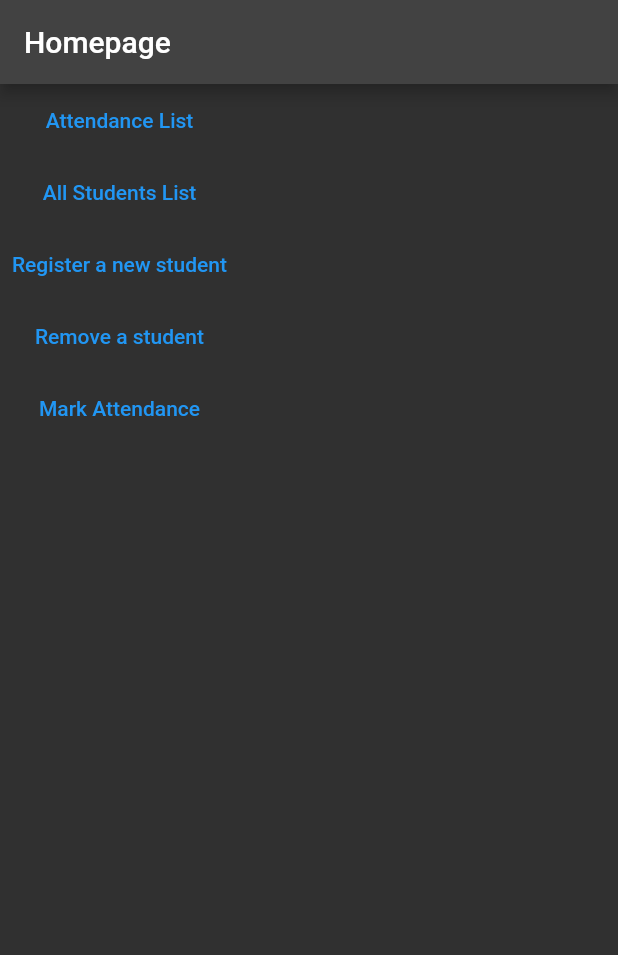
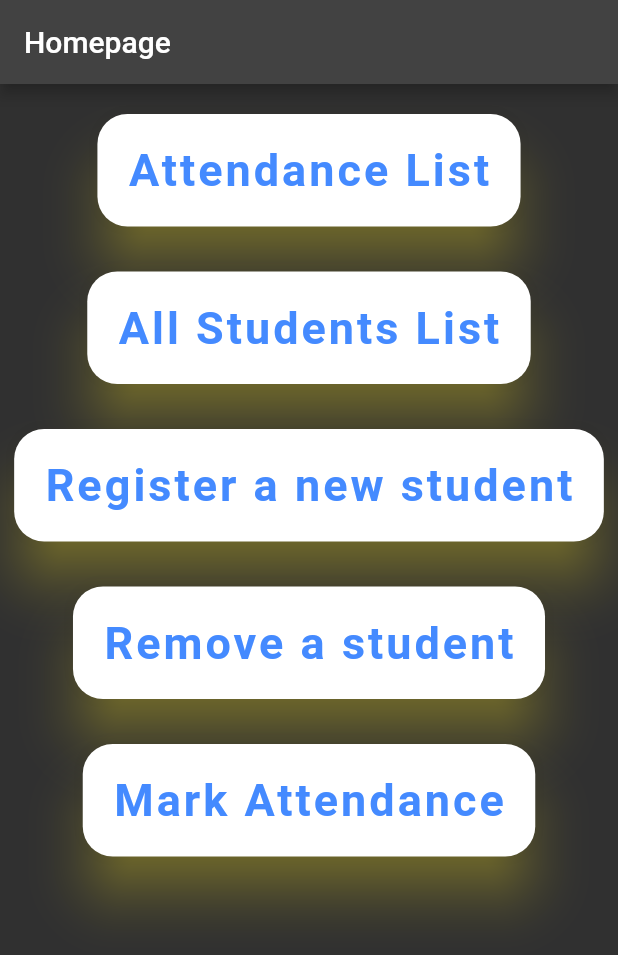
Before and after one commit to vihanagarwal18/attendance_system, a Flutter app: the screen it shows after launch, on a phone screen of 412 x 824 dp. Shown: the top 955 px of the screen. Run offline on Flutter 3.47's test engine with Material 2 defaults, Android fonts, the light colour scheme and no system bars; our stand-ins replace csv; missing offline and left inert: opencv_4; Roboto replaces fonts that are missing (OpenSans).

Commit message:
10th commit

```diff
--- a/assets/attendance_list.csv
+++ b/assets/attendance_list.csv
@@ -1,6 +1,6 @@
 Name,Date,Time
 vihan agarwal,15/Sep/2023, 11:20:35
 Sir,15/Sep/2023, 11:20:40
-Vihan,15/Sep/2023, 15:55:10
+Vihan,21/Sep/2023, 14:45:02
 Jeff Bezos,15/Sep/2023, 15:54:41
 Vihan Agarwal,21/Sep/2023, 11:14:48
--- a/lib/home.dart
+++ b/lib/home.dart
@@ -34,9 +34,11 @@ class _HomepageState extends State<Homepage> {
   }
 
   void _loadCSV_known() async{
+    // final _rawdata2=await rootBundle.loadString("assets/known_faces.csv");
+    // List<List<dynamic>> _listdata2=CsvToListConverter().convert(_rawdata2);
+    setState(() async {
       final _rawdata2=await rootBundle.loadString("assets/known_faces.csv");
       List<List<dynamic>> _listdata2=CsvToListConverter().convert(_rawdata2);
-    setState(() {
       known_face_data= _listdata2;
     });
     // Navigator.of(context).push(
@@ -51,9 +53,22 @@ class _HomepageState extends State<Homepage> {
       appBar: AppBar(
         title: Text("Homepage"),
       ),
-      body: Column(
+      body: Center(
+        child: Column(
           children: [
+            Padding(padding: EdgeInsets.all(10.0)),
             TextButton(
+              style: TextButton.styleFrom(
+                padding: EdgeInsets.all(20.0),
+                //foregroundColor: Colors.green,
+                backgroundColor: Colors.white,
+                //disabledForegroundColor: Colors.grey,
+                shadowColor: Colors.yellow,
+                elevation: 15.0,
+                shape: RoundedRectangleBorder(
+                  borderRadius: BorderRadius.circular(20.0),
+                ),
+              ),
               onPressed: () {
                 _loadCSV_attendance();
                 print(5);
@@ -62,9 +77,29 @@ class _HomepageState extends State<Homepage> {
                 );
                 //view_attendance_list();
               },
-            child: Text("Attendance List")
+              child: Text("Attendance List",
+                  style: TextStyle(
+                  fontSize: 30.0,
+                  fontWeight: FontWeight.bold,
+                  color: Colors.blueAccent,
+                  letterSpacing: 2.0,
+                  fontFamily: 'OpenSans',
                   ),
+                ),
+              ),
+            Padding(padding: EdgeInsets.all(15.0)),
             TextButton(
+              style: TextButton.styleFrom(
+                padding: EdgeInsets.all(20.0),
+                //foregroundColor: Colors.green,
+                backgroundColor: Colors.white,
+                //disabledForegroundColor: Colors.grey,
+                shadowColor: Colors.yellow,
+                elevation: 15.0,
+                shape: RoundedRectangleBorder(
+                  borderRadius: BorderRadius.circular(20.0),
+                ),
+              ),
               onPressed: (){
                 _loadCSV_known();
                 // Navigator.of(context).push(
@@ -76,28 +111,96 @@ class _HomepageState extends State<Homepage> {
                 );
                 print(6);
               },
-            child: Text("All Students List")
+              child: Text("All Students List",
+              style: TextStyle(
+                  fontSize: 30.0,
+                  fontWeight: FontWeight.bold,
+                  color: Colors.blueAccent,
+                  letterSpacing: 2.0,
+                  fontFamily: 'OpenSans',
                   ),
+              )
+            ),
+            Padding(padding: EdgeInsets.all(15.0)),
             TextButton(
+              style: TextButton.styleFrom(
+                padding: EdgeInsets.all(20.0),
+                //foregroundColor: Colors.green,
+                backgroundColor: Colors.white,
+                //disabledForegroundColor: Colors.grey,
+                shadowColor: Colors.yellow,
+                elevation: 15.0,
+                shape: RoundedRectangleBorder(
+                  borderRadius: BorderRadius.circular(20.0),
+                ),
+              ),
               onPressed: (){
                  _showNewStudentDialog();
               },
-            child: Text("Register a new student")
+              child: Text("Register a new student",
+              style: TextStyle(
+                  fontSize: 30.0,
+                  fontWeight: FontWeight.bold,
+                  color: Colors.blueAccent,
+                  letterSpacing: 2.0,
+                  fontFamily: 'OpenSans',
                   ),
+              )
+            ),
+            Padding(padding: EdgeInsets.all(15.0)),
             TextButton(
+              style: TextButton.styleFrom(
+                padding: EdgeInsets.all(20.0),
+                //foregroundColor: Colors.green,
+                backgroundColor: Colors.white,
+                //disabledForegroundColor: Colors.grey,
+                shadowColor: Colors.yellow,
+                elevation: 15.0,
+                shape: RoundedRectangleBorder(
+                  borderRadius: BorderRadius.circular(20.0),
+                ),
+              ),
               onPressed: (){
                 _showdeleteDialog();
               },
-            child: Text("Remove a student")
+              child: Text("Remove a student",
+              style: TextStyle(
+                  fontSize: 30.0,
+                  fontWeight: FontWeight.bold,
+                  color: Colors.blueAccent,
+                  letterSpacing: 2.0,
+                  fontFamily: 'OpenSans',
                   ),
+              )
+            ),
+            Padding(padding: EdgeInsets.all(15.0)),
             TextButton(
-            //onPressed: markAttendance,
+              style: TextButton.styleFrom(
+                padding: EdgeInsets.all(20.0),
+                //foregroundColor: Colors.green,
+                backgroundColor: Colors.white,
+                //disabledForegroundColor: Colors.grey,
+                shadowColor: Colors.yellow,
+                elevation: 15.0,
+                shape: RoundedRectangleBorder(
+                  borderRadius: BorderRadius.circular(20.0),
+                ),
+              ),
               onPressed: (){
                 mark_attendance();
               },
-            child: Text("Mark Attendance")
+              child: Text("Mark Attendance",
+              style: TextStyle(
+                  fontSize: 30.0,
+                  fontWeight: FontWeight.bold,
+                  color: Colors.blueAccent,
+                  letterSpacing: 2.0,
+                  fontFamily: 'OpenSans',
+                  ),
+              )
             ),
           ],
+        ),
       ),
     );
   }
@@ -182,9 +285,9 @@ class _HomepageState extends State<Homepage> {
       },
       //body: jsonEncode({'name': studentName}), // Send the student name in the request body.
     );
+    //_loadCSV_known();
     if (response.statusCode == 200) {
       print('New student ($studentName) registered successfully');
-      _loadCSV_known();
     } else {
       print("1234");
       print('Failed to register new student: ${response.statusCode}');
@@ -202,12 +305,13 @@ class _HomepageState extends State<Homepage> {
             HttpHeaders.contentTypeHeader: 'application/json', // Adjust the content type if needed
           },
       );
+      //_loadCSV_known();
       if (response.statusCode == 200) {
         print('student deleted succesfully');
-        _loadCSV_known();
+       // _loadCSV_known();
       } else {
         print('Failed to delete student: ${response.statusCode}');
-        _loadCSV_known();
+        //_loadCSV_known();
       }
     } catch(e){
         print('Error: $e');
@@ -222,6 +326,7 @@ class _HomepageState extends State<Homepage> {
         HttpHeaders.contentTypeHeader: 'application/json', // Adjust the content type if needed
       },
     );
+    //_loadCSV_attendance();
 
     if (response.statusCode == 200) {
       print('Attendance marked successfully');
```
Also changed, not shown: assets/known_faces.csv (+0 -26 lines), Vihan 1.jpg (added), Vihan Agarwal.jpg, vihan.jpg, 1 other file. Lines whose indentation alone changed are shown as unchanged.
